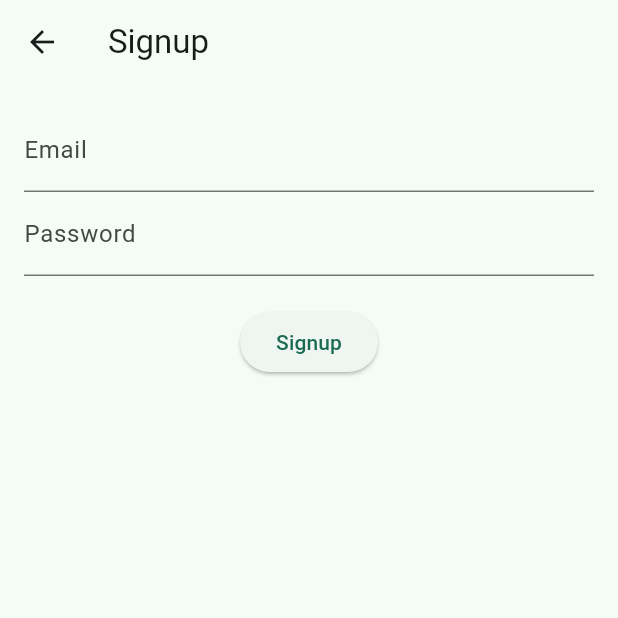
After one commit to O662/w_o_app, a Flutter app: the screen it shows after launch, after a tap on "Go to Signup Page", on a phone screen of 412 x 824 dp, the top half of it. The commit adds this screen. Run offline on Flutter 3.47's test engine with Material 3 defaults, Android fonts, the phone set to English and light mode, and no system bars; our stand-ins replace flutter_colorpicker, image_picker, shared_preferences.

Commit message:
Added a Login and a Signup Page + moved the quickaction bar into it's own file

```diff
--- /dev/null
+++ b/lib/home_components/quick_action_row.dart
@@ -0,0 +1,47 @@
+import 'package:flutter/material.dart';
+import 'package:w_o/routineSelection.dart';
+import 'package:w_o/signup_page.dart';
+import 'package:w_o/login_page.dart';
+
+class QuickActionRow extends StatelessWidget {
+  @override
+  Widget build(BuildContext context) {
+    return SingleChildScrollView(
+      scrollDirection: Axis.horizontal,
+      child: Row(
+        children: [
+          ElevatedButton(
+            onPressed: () {
+              Navigator.push(
+                context,
+                MaterialPageRoute(builder: (context) => RoutineSelection()),
+              );
+            },
+            child: Text('Routines'),
+          ),
+          SizedBox(width: 8),
+          ElevatedButton(
+            onPressed: () {
+              Navigator.push(
+                context,
+                MaterialPageRoute(builder: (context) => SignupPage()),
+              );
+            },
+            child: Text('Go to Signup Page'),
+          ),
+          SizedBox(width: 8),
+          ElevatedButton(
+            onPressed: () {
+              Navigator.push(
+                context,
+                MaterialPageRoute(builder: (context) => LoginPage()),
+              );
+            },
+            child: Text('Go to Login Page'),
+          ),
+          // Add more buttons here if needed
+        ],
+      ),
+    );
+  }
+}
--- a/lib/main.dart
+++ b/lib/main.dart
@@ -3,8 +3,11 @@ import 'impulse.dart'; // Import ImpulsePage
 import 'study.dart'; // Import StudyPage
 import 'routineSelection.dart'; // Import RoutineSelectionPage
 import 'workout.dart'; // Import WorkoutPage
-import 'info_page.dart'; // Import InfoPage
 import 'profile_page.dart'; // Import the ProfilePage
+import 'signup_page.dart'; // Import SignupPage
+import 'login_page.dart'; // Import LoginPage
+import 'home_components/routine_recommendation.dart';
+import 'home_components/quick_action_row.dart'; // Import QuickActionRow
 import 'package:shared_preferences/shared_preferences.dart';
 import 'dart:io';
 
@@ -92,7 +95,8 @@ class _MyHomePageState extends State<MyHomePage> {
       greeting = 'Good evening';
     }
     setState(() {
-      _greetingMessage = firstName.isNotEmpty ? '$greeting, $firstName.' : '$greeting.';
+      _greetingMessage =
+          firstName.isNotEmpty ? '$greeting, $firstName.' : '$greeting.';
     });
   }
 
@@ -118,7 +122,9 @@ class _MyHomePageState extends State<MyHomePage> {
               radius: 20,
               backgroundImage: _profileImage != null
                   ? FileImage(_profileImage!)
-                  : AssetImage('assets/icon/profile_pictures/default_profile_picture.png') as ImageProvider,
+                  : AssetImage(
+                          'assets/icon/profile_pictures/default_profile_picture.png')
+                      as ImageProvider,
             ),
             onPressed: () {
               Navigator.push(
@@ -189,7 +195,8 @@ class _HomePageState extends State<HomePage> {
       greeting = 'Good evening';
     }
     setState(() {
-      _greetingMessage = firstName.isNotEmpty ? '$greeting, $firstName.' : '$greeting.';
+      _greetingMessage =
+          firstName.isNotEmpty ? '$greeting, $firstName.' : '$greeting.';
     });
   }
 
@@ -219,26 +226,18 @@ class _HomePageState extends State<HomePage> {
                   style: TextStyle(fontSize: 24),
                 ),
                 SizedBox(height: 8),
-                Row(
-                  children: [
-                    ElevatedButton(
-                      onPressed: () {
-                        Navigator.push(
-                          context,
-                          MaterialPageRoute(builder: (context) => RoutineSelection()),
-                        );
-                      },
-                      child: Text('Routines'),
-                    ),
-                    // Add more buttons here if needed
-                  ],
+                SingleChildScrollView(
+                  scrollDirection: Axis.horizontal,
+                  child: QuickActionRow(), // Use the QuickActionRow widget here
                 ),
                 SizedBox(height: 16),
                 GestureDetector(
                   onTap: () {
                     Navigator.push(
                       context,
-                      MaterialPageRoute(builder: (context) => RoutineSelection()), // Replace with your evening routine page
+                      MaterialPageRoute(
+                          builder: (context) =>
+                              RoutineSelection()), // Replace with your evening routine page
                     );
                   },
                   child: Card(
@@ -246,13 +245,16 @@ class _HomePageState extends State<HomePage> {
                       padding: const EdgeInsets.all(16.0),
                       child: Column(
                         children: [
-                          if (DateTime.now().hour >= 18 || DateTime.now().hour < 3)
+                          if (DateTime.now().hour >= 18 ||
+                              DateTime.now().hour < 3)
                             AspectRatio(
-                              aspectRatio: 2 / 1, // Width to height ratio of 2:1
+                              aspectRatio:
+                                  2 / 1, // Width to height ratio of 2:1
                               child: Container(
                                 decoration: BoxDecoration(
                                   image: DecorationImage(
-                                    image: AssetImage('assets/icon/routine_images/night.png'),
+                                    image: AssetImage(
+                                        'assets/icon/routine_images/night.png'),
                                     fit: BoxFit.cover,
                                   ),
                                 ),
--- /dev/null
+++ b/lib/signup_page.dart
@@ -0,0 +1,72 @@
+import 'package:flutter/material.dart';
+
+class SignupPage extends StatefulWidget {
+  @override
+  _SignupPageState createState() => _SignupPageState();
+}
+
+class _SignupPageState extends State<SignupPage> {
+  final _formKey = GlobalKey<FormState>();
+  final _emailController = TextEditingController();
+  final _passwordController = TextEditingController();
+
+  @override
+  void dispose() {
+    _emailController.dispose();
+    _passwordController.dispose();
+    super.dispose();
+  }
+
+  void _signup() {
+    if (_formKey.currentState!.validate()) {
+      // Perform signup logic
+      print('Email: ${_emailController.text}');
+      print('Password: ${_passwordController.text}');
+    }
+  }
+
+  @override
+  Widget build(BuildContext context) {
+    return Scaffold(
+      appBar: AppBar(
+        title: Text('Signup'),
+      ),
+      body: Padding(
+        padding: const EdgeInsets.all(16.0),
+        child: Form(
+          key: _formKey,
+          child: Column(
+            children: [
+              TextFormField(
+                controller: _emailController,
+                decoration: InputDecoration(labelText: 'Email'),
+                validator: (value) {
+                  if (value == null || value.isEmpty) {
+                    return 'Please enter your email';
+                  }
+                  return null;
+                },
+              ),
+              TextFormField(
+                controller: _passwordController,
+                decoration: InputDecoration(labelText: 'Password'),
+                obscureText: true,
+                validator: (value) {
+                  if (value == null || value.isEmpty) {
+                    return 'Please enter your password';
+                  }
+                  return null;
+                },
+              ),
+              SizedBox(height: 20),
+              ElevatedButton(
+                onPressed: _signup,
+                child: Text('Signup'),
+              ),
+            ],
+          ),
+        ),
+      ),
+    );
+  }
+}
```
Also changed, not shown: lib/home_components/routine_recommendation.dart (added, +65 -0 lines), lib/login_page.dart (added, +72 -0 lines).
